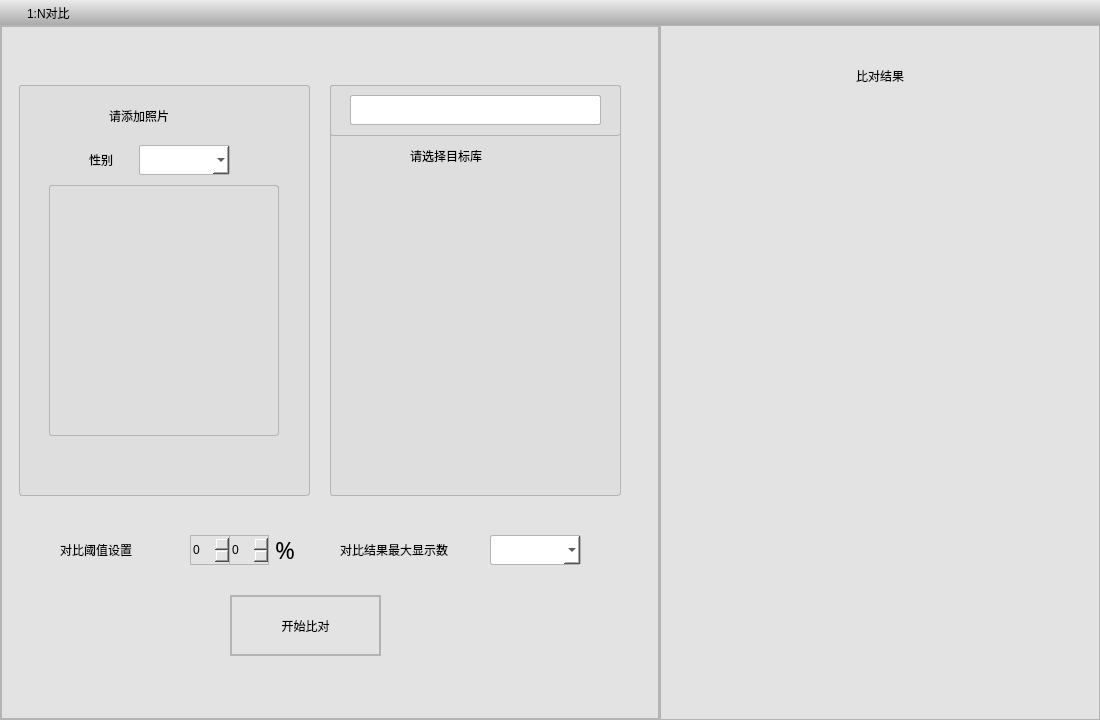
Above: UIModule/faceonetonpane.ui from zhangjianscc/ZMClient before the change. Below: the same form after it.
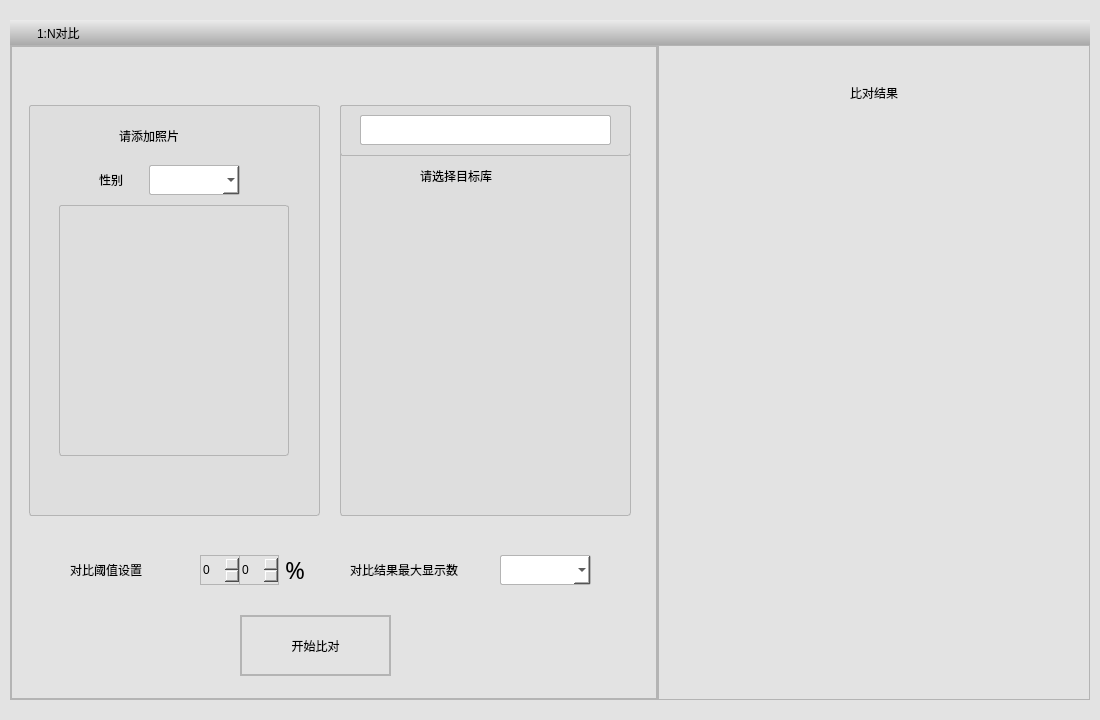
That is the form after the change. Icons and pictures are not drawn.

```diff
--- a/UIModule/faceonetonpane.ui
+++ b/UIModule/faceonetonpane.ui
@@ -34,16 +34,16 @@
     <number>0</number>
    </property>
    <property name="leftMargin">
-    <number>0</number>
+    <number>10</number>
    </property>
    <property name="topMargin">
-    <number>0</number>
+    <number>20</number>
    </property>
    <property name="rightMargin">
-    <number>0</number>
+    <number>10</number>
    </property>
    <property name="bottomMargin">
-    <number>0</number>
+    <number>20</number>
    </property>
    <item>
     <widget class="QWidget" name="widget1" native="true">
```
